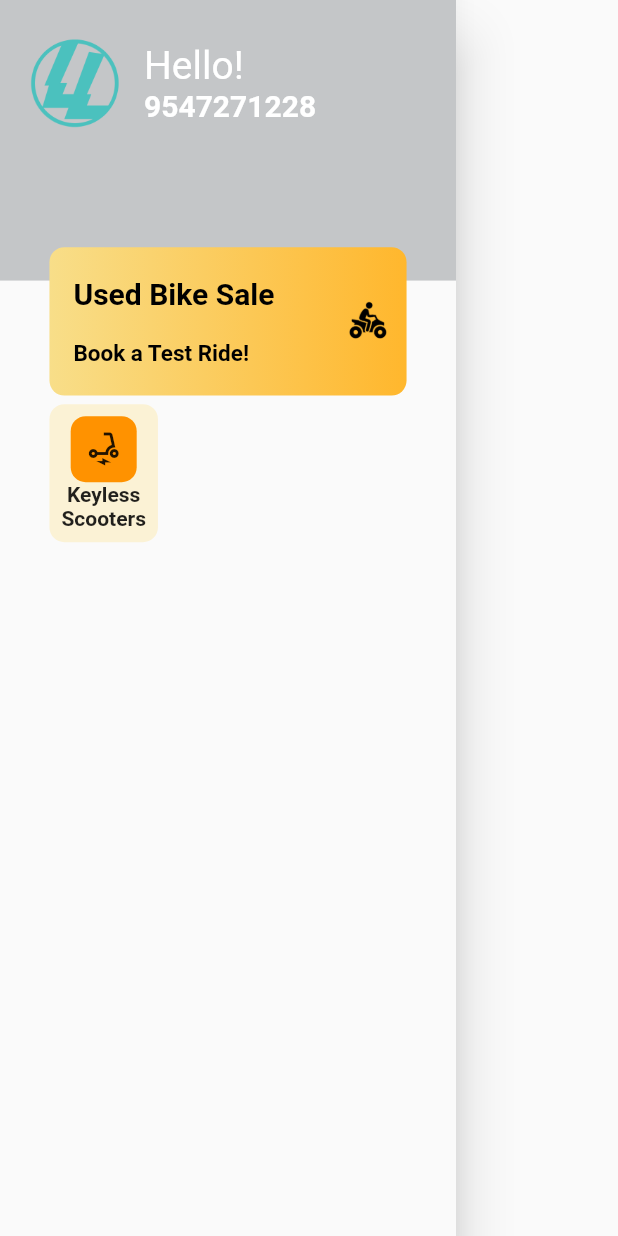
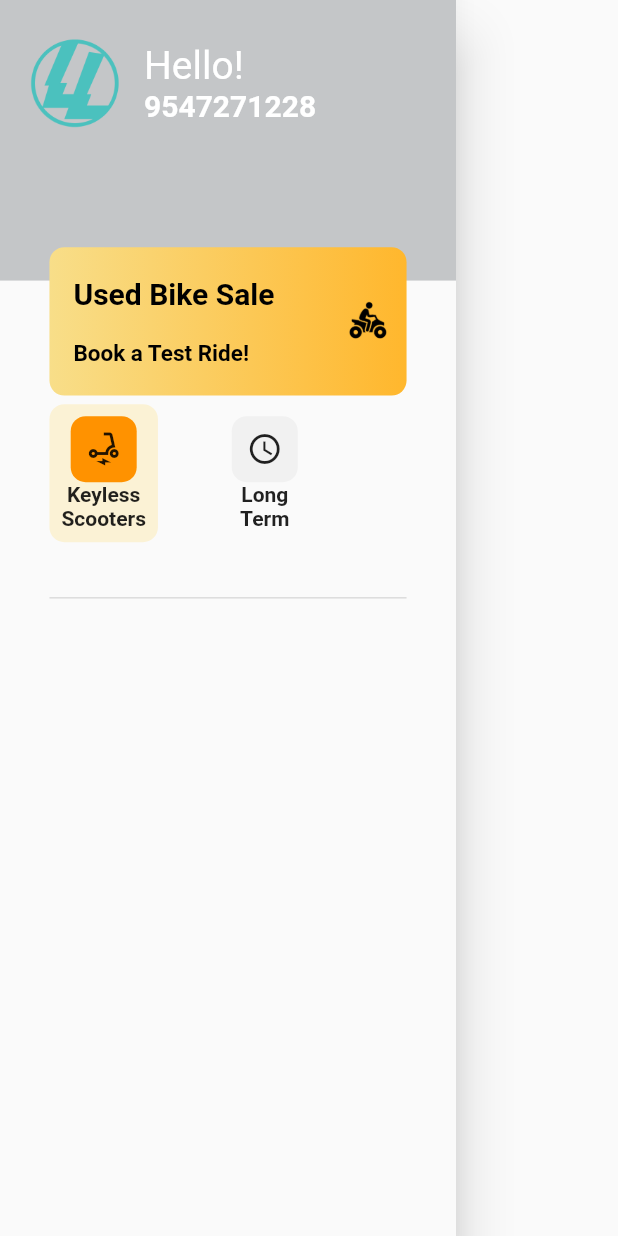
Before and after one commit to prabhunath111/ui_design_micelio, a Flutter app: the MapDrawer widget shown alone on an empty page, opened directly, on a phone screen of 412 x 824 dp. Run offline on Flutter 3.47's test engine with Material 2 defaults, Android fonts, the phone set to English and light mode, and no system bars; our stand-ins replace google_maps_flutter.

Commit message:
working on drawer

```diff
--- a/lib/screens/map/map_drawer.dart
+++ b/lib/screens/map/map_drawer.dart
@@ -38,11 +38,17 @@ class _MapDrawerState extends State<MapDrawer> {
                         children: [
                           Text(
                             "Hello!",
-                          style: TextStyle(color: Colors.white, fontSize: 26.0, fontWeight: FontWeight.normal),
+                            style: TextStyle(
+                                color: Colors.white,
+                                fontSize: 26.0,
+                                fontWeight: FontWeight.normal),
                           ),
                           Text(
                             "9547271228",
-                          style: TextStyle(color: Colors.white, fontSize: 20.0, fontWeight: FontWeight.bold),
+                            style: TextStyle(
+                                color: Colors.white,
+                                fontSize: 20.0,
+                                fontWeight: FontWeight.bold),
                           ),
                         ],
                       ),
@@ -51,10 +57,13 @@ class _MapDrawerState extends State<MapDrawer> {
                 ),
                 decoration: BoxDecoration(color: Color(0xFFC4C6C8)),
               ),
-            SizedBox(
-              height: screenHeight * 0.1
-            ),
+              SizedBox(height: screenHeight * 0.1),
               ImageTextColumn(),
+              Container(
+                  margin: EdgeInsets.only(
+                      left: screenWidth * 0.08, right: screenWidth * 0.08),
+                  child: Divider(height: screenHeight * 0.09, thickness: 1.0)),
+
             ],
           ),
         ),
@@ -69,16 +78,18 @@ class _MapDrawerState extends State<MapDrawer> {
                 gradient: LinearGradient(
                     begin: Alignment.centerLeft,
                     end: Alignment.centerRight,
-                colors: [Color(0xFFF8DE89),Color(0xFFFFB72D)]
-              )
-            ),
+                    colors: [Color(0xFFF8DE89), Color(0xFFFFB72D)])),
             child: Row(
               mainAxisAlignment: MainAxisAlignment.spaceBetween,
               children: [
                 FloatingTextColumn(),
                 Padding(
                   padding: const EdgeInsets.only(right: 8.0),
-                  child: Image.asset('assets/images/png3.png', width: 36.0,height: 36.0,),
+                  child: Image.asset(
+                    'assets/images/png3.png',
+                    width: 36.0,
+                    height: 36.0,
+                  ),
                 ),
               ],
             ),
--- a/lib/screens/map/widgets/ImageTextColumn.dart
+++ b/lib/screens/map/widgets/ImageTextColumn.dart
@@ -10,15 +10,21 @@ class ImageTextColumn extends StatelessWidget {
       child: Row(
         mainAxisAlignment: MainAxisAlignment.start,
         children: [
-          Container(
-            decoration: BoxDecoration(
-              borderRadius: BorderRadius.circular(10.0),
-              color: Color(0xFFFBF2D5)
-            ),
-              child: imageTextColumn(Icon(Icons.electric_scooter), 'Keyless', 'Scooters'),
-          )
+          backgroundContainer(Color(0xFFFBF2D5),Icon(Icons.electric_scooter),'Keyless', 'Scooters'),
+          SizedBox(width: screenWidth * 0.1),
+          backgroundContainer(Color(0xFFFAFAFA),Icon(Icons.watch_later_outlined), 'Long', 'Term'),
         ],
       ),
+    );
+  }
+
+  Widget backgroundContainer(color, icon, text1, text2) {
+    return Container(
+      decoration: BoxDecoration(
+          borderRadius: BorderRadius.circular(10.0),
+          color: color
+      ),
+      child: imageTextColumn(icon, text1, text2),
     );
   }
 
@@ -33,7 +39,7 @@ class ImageTextColumn extends StatelessWidget {
               child: icon,
             decoration: BoxDecoration(
               borderRadius: BorderRadius.circular(10),
-              color: Color(0XFFFF9200)
+              color: Color(text1 == 'Keyless'? 0XFFFF9200 : 0xFFF1F1F1)
             ),
           ),
           Text(text1, style: TextStyle(fontWeight: FontWeight.bold),),
```
Lines whose indentation alone changed are shown as unchanged.
